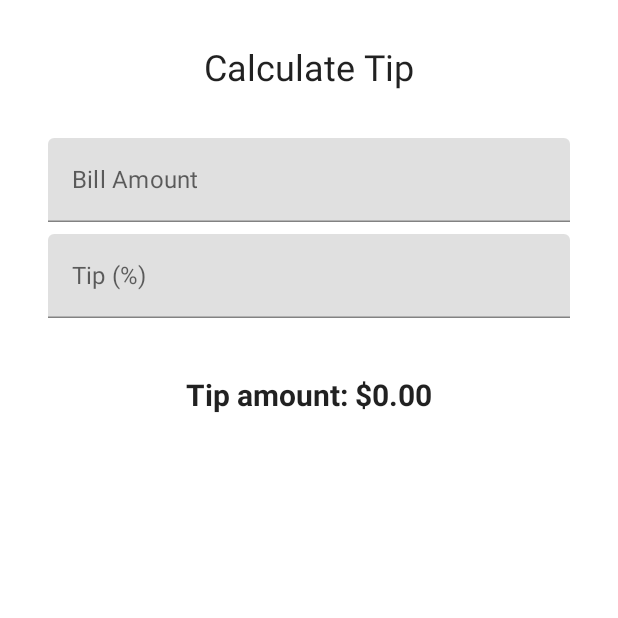
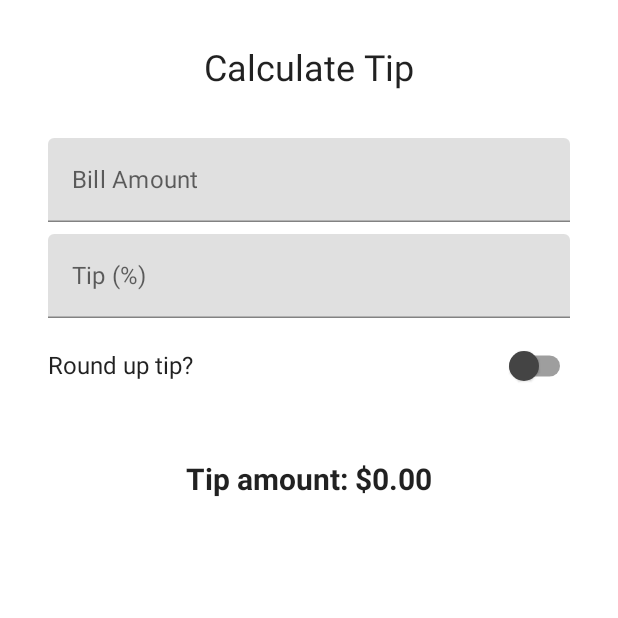
Before and after one commit to Keda87/try-jetpack-compose, an Android app built with Jetpack Compose: the screen it shows after launch (MainActivity), on a phone screen of 412 x 824 dp, the top half of it. Run offline under Robolectric (Android 15) with nearby library versions, the phone set to English and light mode, and no system bars.

Commit message:
modify: tip calculator add swith to round up calculation

```diff
--- a/TipCalculator/app/src/main/java/com/example/tipcalculator/MainActivity.kt
+++ b/TipCalculator/app/src/main/java/com/example/tipcalculator/MainActivity.kt
@@ -7,14 +7,12 @@ import androidx.annotation.StringRes
 import androidx.compose.foundation.layout.*
 import androidx.compose.foundation.text.KeyboardActions
 import androidx.compose.foundation.text.KeyboardOptions
-import androidx.compose.material.MaterialTheme
-import androidx.compose.material.Surface
-import androidx.compose.material.Text
-import androidx.compose.material.TextField
+import androidx.compose.material.*
 import androidx.compose.runtime.*
 import androidx.compose.ui.Alignment
 import androidx.compose.ui.Modifier
 import androidx.compose.ui.focus.FocusDirection
+import androidx.compose.ui.graphics.Color
 import androidx.compose.ui.platform.LocalFocusManager
 import androidx.compose.ui.res.stringResource
 import androidx.compose.ui.text.font.FontWeight
@@ -25,6 +23,7 @@ import androidx.compose.ui.unit.dp
 import androidx.compose.ui.unit.sp
 import com.example.tipcalculator.ui.theme.TipCalculatorTheme
 import java.text.NumberFormat
+import kotlin.math.ceil
 
 class MainActivity : ComponentActivity() {
     override fun onCreate(savedInstanceState: Bundle?) {
@@ -47,12 +46,13 @@ class MainActivity : ComponentActivity() {
 fun TipCalculatorScreen() {
     var amountInput by remember { mutableStateOf("") }
     var tipInput by remember { mutableStateOf("") }
+    var isRoundInput by remember { mutableStateOf(false) }
 
     val focusManager = LocalFocusManager.current
     val amount = amountInput.toDoubleOrNull() ?: 0.0
     val tipPercentage = tipInput.toDoubleOrNull() ?: 0.0
 
-    val tip = calculateTip(amount, tipPercentage)
+    val tip = calculateTip(amount, tipPercentage, isRoundInput)
 
     Column(
         modifier = Modifier.padding(32.dp),
@@ -88,6 +88,7 @@ fun TipCalculatorScreen() {
                 focusManager.clearFocus()
             })
         )
+        RoundTheTip(isRoundInput, { isRoundInput = it })
         Spacer(modifier = Modifier.height(24.dp))
         Text(
             text = stringResource(id = R.string.tip_amount, tip),
@@ -96,6 +97,32 @@ fun TipCalculatorScreen() {
             fontWeight = FontWeight.Bold
         )
     }
+}
+
+@Composable
+fun RoundTheTip(
+    isRoundUp: Boolean,
+    eventOnRoundUp: (Boolean) -> Unit,
+    modifier: Modifier = Modifier
+) {
+    Row(
+        modifier = Modifier
+            .fillMaxWidth()
+            .size(48.dp),
+        verticalAlignment = Alignment.CenterVertically
+    ) {
+        Text(text = stringResource(id = R.string.round_up_tip))
+        Switch(
+            checked = isRoundUp,
+            onCheckedChange = eventOnRoundUp,
+            modifier = modifier
+                .fillMaxWidth()
+                .wrapContentWidth(Alignment.End),
+            colors = SwitchDefaults.colors(uncheckedThumbColor = Color.DarkGray)
+        )
+    }
+
+
 }
 
 @Composable
@@ -117,8 +144,13 @@ fun EditNumberField(
     )
 }
 
-private fun calculateTip(amount: Double, tipPercent: Double = 15.0): String {
-    val tip = tipPercent / 100 * amount
+private fun calculateTip(amount: Double, tipPercent: Double = 15.0, isRoundUp: Boolean): String {
+    var tip = tipPercent / 100 * amount
+
+    if (isRoundUp) {
+        tip = ceil(tip)
+    }
+
     return NumberFormat.getCurrencyInstance().format(tip)
 }
 
```
